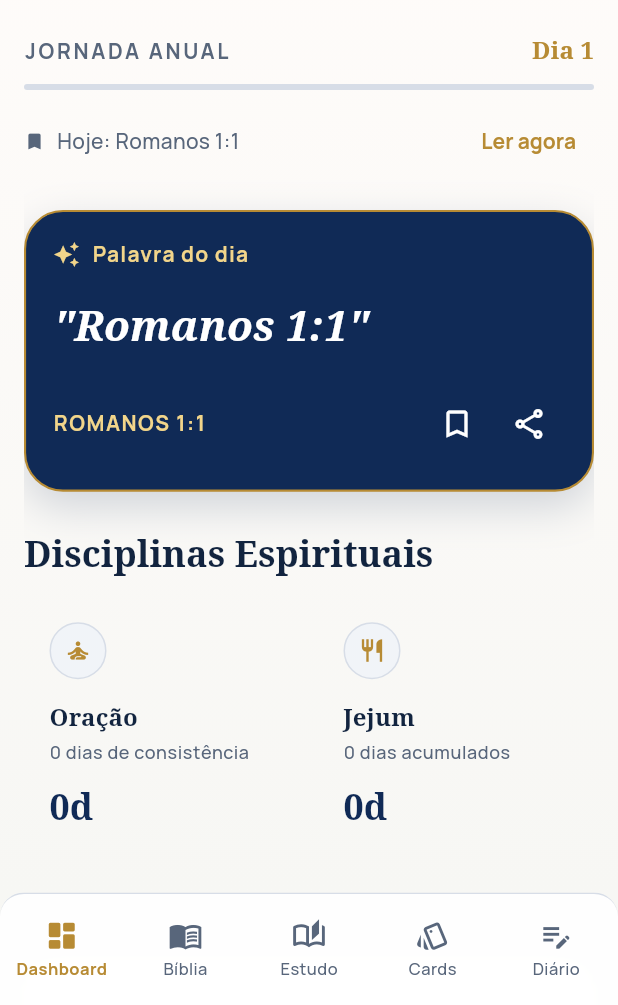
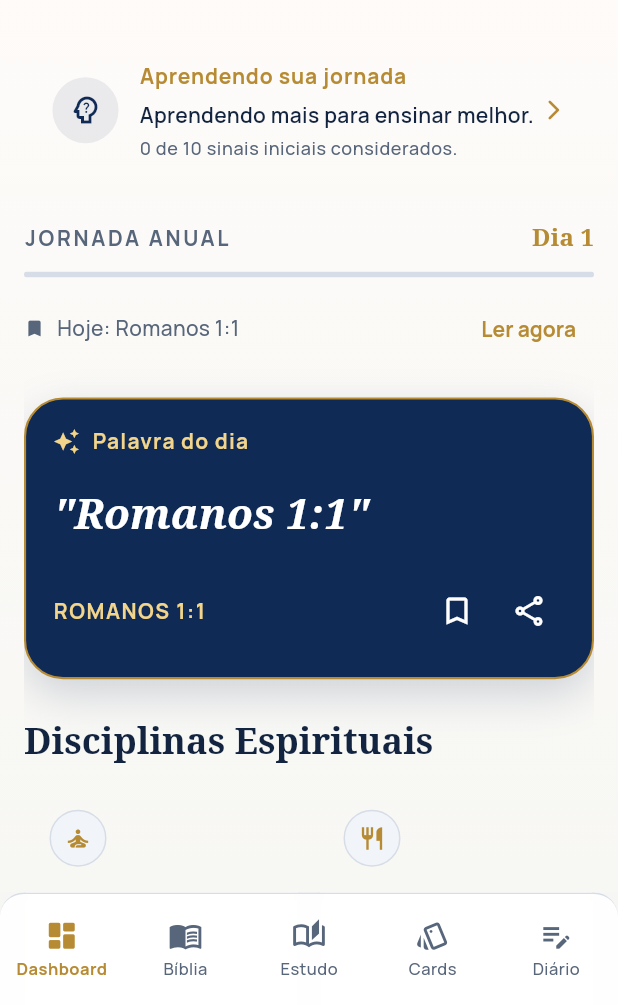
Before and after one commit to andreyquadros/appbibliaparnassa, a Flutter app: the screen it shows once a user with an empty profile is signed in, on a phone screen of 412 x 824 dp, the part 231-1236 px from its top. Run offline on Flutter 3.47's test engine with Material 3 defaults, Android fonts, the phone set to English and light mode, and no system bars; our stand-ins replace cloud_firestore, cloud_functions, firebase_analytics, firebase_auth, firebase_core, firebase_messaging and 13 more; accounts and stored records are empty; network calls fail.

Commit message:
fix: improve personalization learning and ranking

```diff
--- a/lib/features/dashboard/presentation/dashboard_page.dart
+++ b/lib/features/dashboard/presentation/dashboard_page.dart
@@ -198,7 +198,8 @@ class _DashboardPageState extends State<DashboardPage> {
             ],
           ),
           const SizedBox(height: 22),
-          if (widget.personalizedFocus.trim().isNotEmpty) ...[
+          if (widget.personalizedSignals < 10 ||
+              widget.personalizedFocus.trim().isNotEmpty) ...[
             _PersonalizedFocusCard(
               focus: widget.personalizedFocus,
               signals: widget.personalizedSignals,
@@ -462,14 +463,33 @@ class _PersonalizedFocusCard extends StatelessWidget {
 
   @override
   Widget build(BuildContext context) {
+    final learning = signals < 10;
+    final safeFocus = focus.trim().isEmpty ? 'fé e perseverança' : focus.trim();
+    final title = learning ? 'Aprendendo sua jornada' : 'Caminho personalizado';
+    final message = learning
+        ? 'Aprendendo mais para ensinar melhor.'
+        : 'O app está percebendo que você tem buscado mais sobre $safeFocus.';
+    final details = learning
+        ? '$signals de 10 sinais iniciais considerados.'
+        : '$signals interações consideradas na sua jornada.';
+
     return InkWell(
       onTap: onTap,
       borderRadius: BorderRadius.circular(24),
       child: Ink(
         decoration: BoxDecoration(
-          color: AppColors.primary,
+          color: AppColors.surface,
           borderRadius: BorderRadius.circular(24),
-          border: Border.all(color: AppColors.secondary),
+          border: Border.all(
+            color: AppColors.secondary.withValues(alpha: 0.55),
+          ),
+          boxShadow: [
+            BoxShadow(
+              color: AppColors.primary.withValues(alpha: 0.08),
+              blurRadius: 18,
+              offset: const Offset(0, 8),
+            ),
+          ],
         ),
         child: Padding(
           padding: const EdgeInsets.all(18),
@@ -479,12 +499,12 @@ class _PersonalizedFocusCard extends StatelessWidget {
                 width: 44,
                 height: 44,
                 decoration: BoxDecoration(
-                  color: Colors.white.withValues(alpha: 0.12),
+                  color: AppColors.primary.withValues(alpha: 0.08),
                   shape: BoxShape.circle,
                 ),
                 child: const Icon(
                   Icons.psychology_alt_outlined,
-                  color: AppColors.accent,
+                  color: AppColors.primary,
                 ),
               ),
               const SizedBox(width: 14),
@@ -493,36 +513,35 @@ class _PersonalizedFocusCard extends StatelessWidget {
                   crossAxisAlignment: CrossAxisAlignment.start,
                   children: [
                     Text(
-                      'Caminho personalizado',
+                      title,
                       style: Theme.of(context).textTheme.labelLarge?.copyWith(
-                        color: AppColors.accent,
+                        color: AppColors.secondary,
                         letterSpacing: 0.6,
                       ),
                     ),
                     const SizedBox(height: 6),
                     Text(
-                      'O app está percebendo que você tem buscado mais sobre $focus.',
+                      message,
                       style: Theme.of(context).textTheme.bodyMedium?.copyWith(
-                        color: Colors.white,
+                        color: AppColors.textPrimary,
                         height: 1.35,
+                        fontWeight: FontWeight.w600,
                       ),
                     ),
-                    if (signals > 0) ...[
-                      const SizedBox(height: 4),
-                      Text(
-                        '$signals interações consideradas na sua jornada.',
-                        style: Theme.of(context).textTheme.bodySmall?.copyWith(
-                          color: Colors.white.withValues(alpha: 0.72),
-                        ),
+                    const SizedBox(height: 4),
+                    Text(
+                      details,
+                      style: Theme.of(context).textTheme.bodySmall?.copyWith(
+                        color: AppColors.textSecondary,
                       ),
-                    ],
+                    ),
                   ],
                 ),
               ),
               const Icon(
                 Icons.arrow_forward_ios_rounded,
                 size: 16,
-                color: Colors.white,
+                color: AppColors.secondary,
               ),
             ],
           ),
--- a/pubspec.yaml
+++ b/pubspec.yaml
@@ -1,7 +1,7 @@
 name: palavra_viva
 description: "App Bíblia Parnassá - Orquestrador gamificado de estudos bíblicos"
 publish_to: "none"
-version: 1.0.7+8
+version: 1.0.8+9
 
 environment:
   sdk: ^3.11.4
```
Also changed, not shown: lib/core/services/notifications_service.dart (+13 -3 lines), lib/features/study/presentation/study_page.dart (+47 -0 lines), 3 other files.
